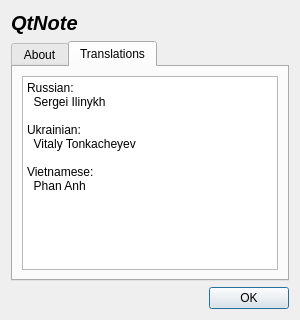
Above: libqtnote/aboutdlg.ui from Ri0n/QtNote before the change. Below: the same form after it.
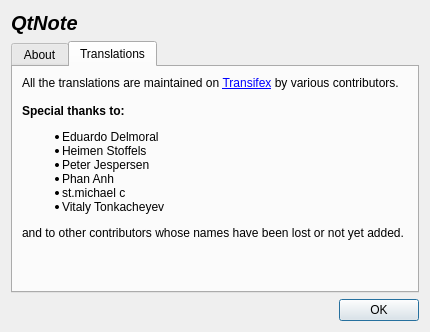
That is the form after the change. The open tabs and pages were chosen to show the change. Icons and pictures are not drawn.

Commit message: Updated about translations

What changed in the file:
```diff
--- a/libqtnote/aboutdlg.ui
+++ b/libqtnote/aboutdlg.ui
@@ -6,8 +6,8 @@
    <rect>
     <x>0</x>
     <y>0</y>
-    <width>367</width>
-    <height>263</height>
+    <width>466</width>
+    <height>363</height>
    </rect>
   </property>
   <property name="windowTitle">
@@ -176,25 +176,37 @@
       </attribute>
       <layout class="QVBoxLayout" name="verticalLayout_2">
        <item>
-        <widget class="QPlainTextEdit" name="plainTextEdit">
-         <property name="lineWrapMode">
-          <enum>QPlainTextEdit::NoWrap</enum>
+        <widget class="QLabel" name="label_11">
+         <property name="text">
+          <string>All the translations are maintained on &lt;a href=&quot;https://app.transifex.com/rion/qtnote&quot;&gt;Transifex&lt;/a&gt; by various contributors. &lt;br /&gt;&lt;br /&gt;&lt;span style=&quot; font-weight:700;&quot;&gt;Special thanks to:&lt;/span&gt;
+&lt;ul&gt;
+&lt;li&gt;Eduardo Delmoral&lt;/li&gt;
+&lt;li&gt;Heimen Stoffels&lt;/li&gt;
+&lt;li&gt;Peter Jespersen&lt;/li&gt;
+&lt;li&gt;Phan Anh&lt;/li&gt;
+&lt;li&gt;st.michael c&lt;/li&gt;
+&lt;li&gt;Vitaly Tonkacheyev &lt;/li&gt;&lt;/ul&gt;
+and to other contributors whose names have been lost or not yet added.
+</string>
          </property>
-         <property name="readOnly">
+         <property name="openExternalLinks">
           <bool>true</bool>
          </property>
-         <property name="plainText">
-          <string>Russian:
-  Sergei Ilinykh &lt;rion4ik@gmail.com&gt;
-
-Ukrainian:
-  Vitaly Tonkacheyev
-
-Vietnamese:
-  Phan Anh</string>
-         </property>
         </widget>
        </item>
+       <item>
+        <spacer name="verticalSpacer_2">
+         <property name="orientation">
+          <enum>Qt::Orientation::Vertical</enum>
+         </property>
+         <property name="sizeHint" stdset="0">
+          <size>
+           <width>20</width>
+           <height>40</height>
+          </size>
+         </property>
+        </spacer>
+       </item>
       </layout>
      </widget>
     </widget>
```
Left out of the diff: 10 changed lines with no effect on the pictures. The commit also changes 1 other file.
